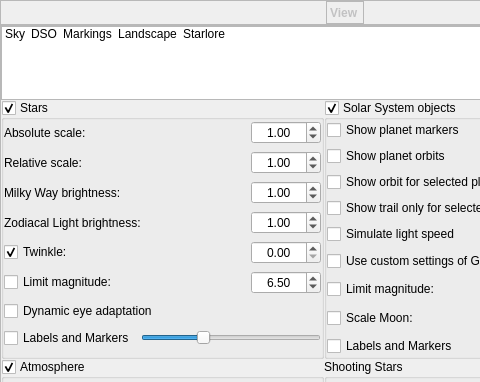
This is src/gui/viewDialog.ui in 519984307/stellarium_src as Qt 5 draws it before an edit; both pictures show x 0 to 480 and y 0 to 382 of the 715 by 537 pixel window. The edited form follows.
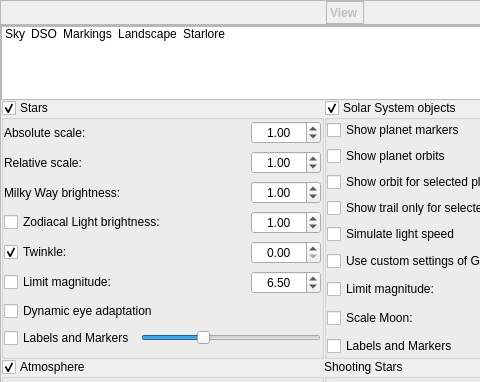
This is the edited form. Icons and pictures are not drawn. Custom widgets are drawn as their Qt base class.

Commit message: Let's allows to users toggle zodiacal light through GUI

```diff
--- a/src/gui/viewDialog.ui
+++ b/src/gui/viewDialog.ui
@@ -459,7 +459,7 @@
              <item>
               <layout class="QHBoxLayout" name="horizontalLayout_8">
                <item>
-                <widget class="QLabel" name="labelZodiacalLight">
+                <widget class="QCheckBox" name="zodiacalLightCheckBox">
                  <property name="text">
                   <string>Zodiacal Light brightness:</string>
                  </property>
```
Left out of the diff: 4 changed lines with no effect on the pictures. The commit also changes 2 other files.
